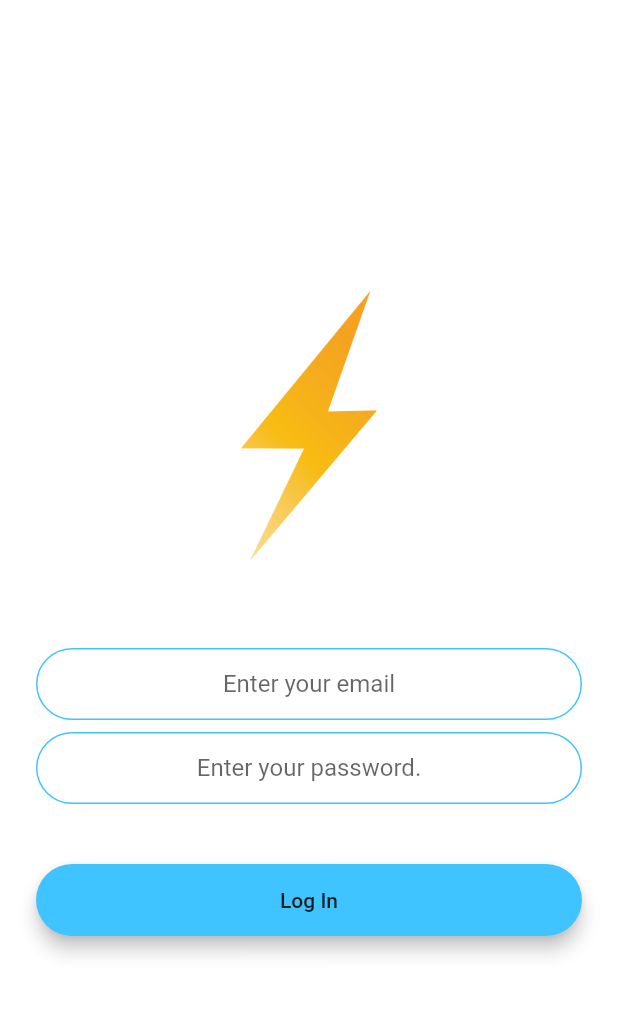
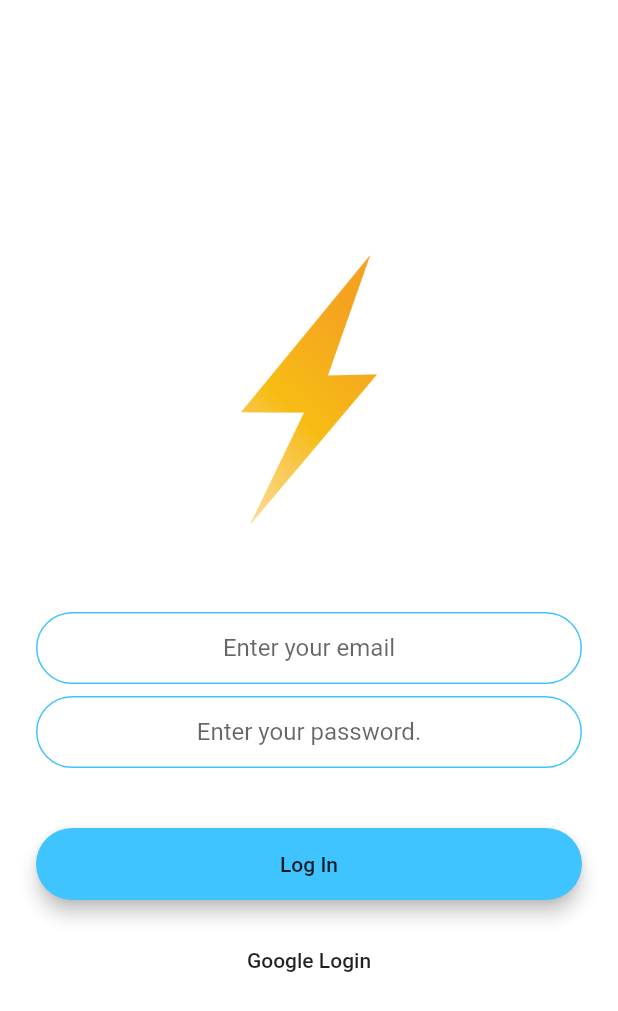
Before and after one commit to LuisDLF98/doers_app, a Flutter app: the LoginScreen screen opened by its route, on a phone screen of 412 x 824 dp. Shown: the top 1011 px of the screen. Run offline on Flutter 3.47's test engine with Material 2 defaults, Android fonts, the phone set to English and light mode, and no system bars; our stand-ins replace animated_text_kit, google_sign_in, modal_progress_hud.

Commit message:
Google Sign-in - Error

```diff
--- a/lib/screens/login_screen.dart
+++ b/lib/screens/login_screen.dart
@@ -1,6 +1,16 @@
+import 'package:doers_app/screens/welcome_screen.dart';
 import 'package:flutter/material.dart';
 //import 'package:firebase_auth/firebase_auth.dart';
 import 'package:modal_progress_hud/modal_progress_hud.dart';
+import 'package:google_sign_in/google_sign_in.dart';
+
+GoogleSignIn _googleSignIn = GoogleSignIn(
+  scopes: <String>[
+    'email',
+    'https://www.googleapis.com/auth/userinfo.email',
+  ],
+);
+
 class LoginScreen extends StatefulWidget {
   static const String id = 'login_screen';
 
@@ -10,9 +20,21 @@ class LoginScreen extends StatefulWidget {
 
 class _LoginScreenState extends State<LoginScreen> {
   bool showSpinner = false;
+  //GoogleSignInAccount _currentUser;
   //final _auth = FirebaseAuth.instance;
   String email;
   String password;
+
+  Future<void> _handleSignIn() async {
+    try {
+      await _googleSignIn.signIn();
+    } catch (error) {
+      print(error);
+    }
+  }
+
+  //Future<void> _handleSignOut() => _googleSignIn.disconnect();
+
   @override
   Widget build(BuildContext context) {
     return Scaffold(
@@ -127,6 +149,19 @@ class _LoginScreenState extends State<LoginScreen> {
                   ),
                 ),
               ),
+              MaterialButton(
+                onPressed: () {
+                  //Implement login functionality
+                    _handleSignIn();
+                    Navigator.push(context,
+                        MaterialPageRoute(builder: (context) => WelcomeScreen()));
+                },
+                minWidth: 200.0,
+                height: 42.0,
+                child: Text(
+                  'Google Login',
+                ),
+              ),
             ],
           ),
         ),
```
Also changed, not shown: pubspec.yaml (+7 -0 lines), pubspec.lock, 5 other files.
